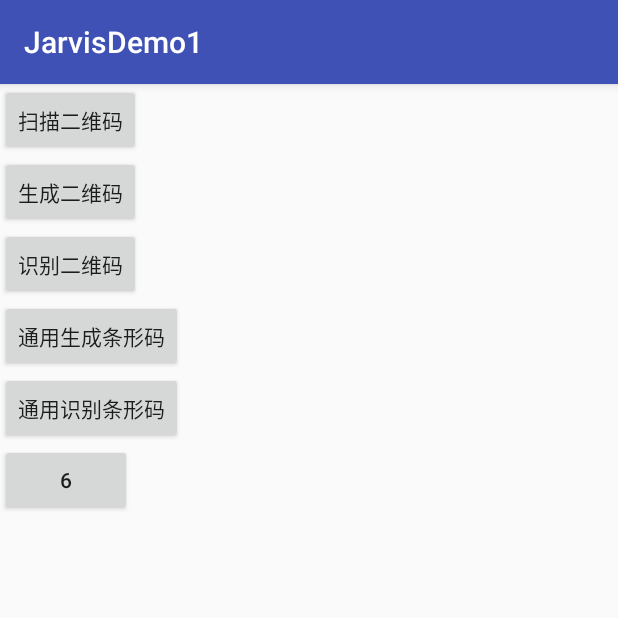
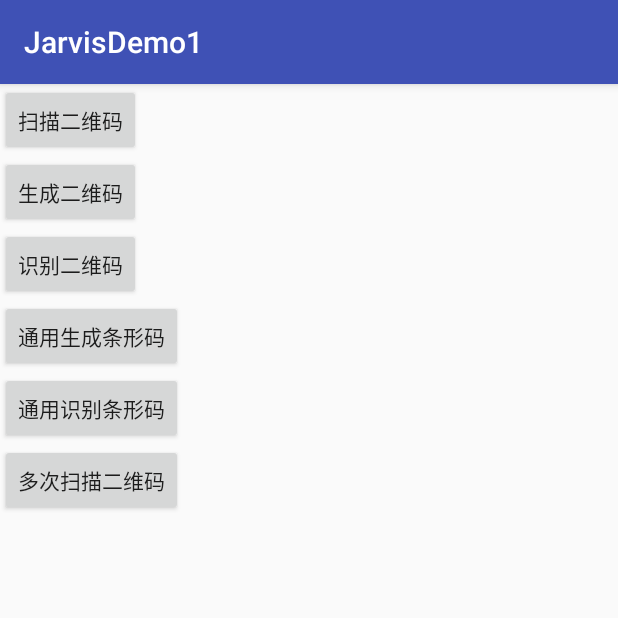
Before and after one commit to JarvisBuop/JdDemo, an Android app: the ZxingAct screen opened directly, with no data from a screen before it, on a phone screen of 412 x 824 dp, the top half of it. Run offline under Robolectric (Android 15) with nearby library versions, the light colour scheme and no system bars.

Commit message:
完成二维码扫描: 1.策略模式, 添加正方形扫描,音量键动画,圆形扫描,环绕动画; 2.扫描回调 单词扫描,多次扫描; 3.扫描设置参数;
待:
6.0权限打开相机;
gif

```diff
--- a/app/src/main/res/layout/zxingact.xml
+++ b/app/src/main/res/layout/zxingact.xml
@@ -44,5 +44,5 @@
         android:id="@+id/btn6"
         android:layout_width="wrap_content"
         android:layout_height="wrap_content"
-        android:text="6" />
+        android:text="多次扫描二维码" />
 </LinearLayout>
--- a/zxinglibrary/src/main/java/com/google/zxing/client/android/jdRefactor/ui/CaptureActivity2.java
+++ b/zxinglibrary/src/main/java/com/google/zxing/client/android/jdRefactor/ui/CaptureActivity2.java
@@ -53,7 +53,7 @@ import com.google.zxing.client.android.jdRefactor.codehelp.InactivityTimer2;
 import com.google.zxing.client.android.jdRefactor.controller.JdCodeParams;
 import com.google.zxing.client.android.jdRefactor.handler.CaptureActivityHandler2;
 import com.google.zxing.client.android.jdRefactor.statusmode.ResultPostBack;
-import com.google.zxing.client.android.jdRefactor.ui.viewfinder.JdCircleDraw;
+import com.google.zxing.client.android.jdRefactor.ui.viewfinder.JdDraw;
 
 import java.io.IOException;
 import java.io.Serializable;
@@ -187,7 +187,7 @@ public final class CaptureActivity2 extends Activity implements SurfaceHolder.Ca
             });
         }
         //更改样式;
-        viewfinderView.setViewDraw(new JdCircleDraw());
+        viewfinderView.setViewDraw(new JdDraw());
     }
 
     private void initParams() {
--- a/zxinglibrary/src/main/java/com/google/zxing/client/android/jdRefactor/ui/viewfinder/JdDraw.java
+++ b/zxinglibrary/src/main/java/com/google/zxing/client/android/jdRefactor/ui/viewfinder/JdDraw.java
@@ -34,7 +34,7 @@ public class JdDraw implements ViewFinderDraw {
     private Context context;
 
     private int colorRound;
-    private boolean isDrawOut = false;
+    private boolean isDrawOut = true;
     int blockLengh = 9 * offset;//长边长度;
 
     @Override
```
Also changed, not shown: 2 other files.
